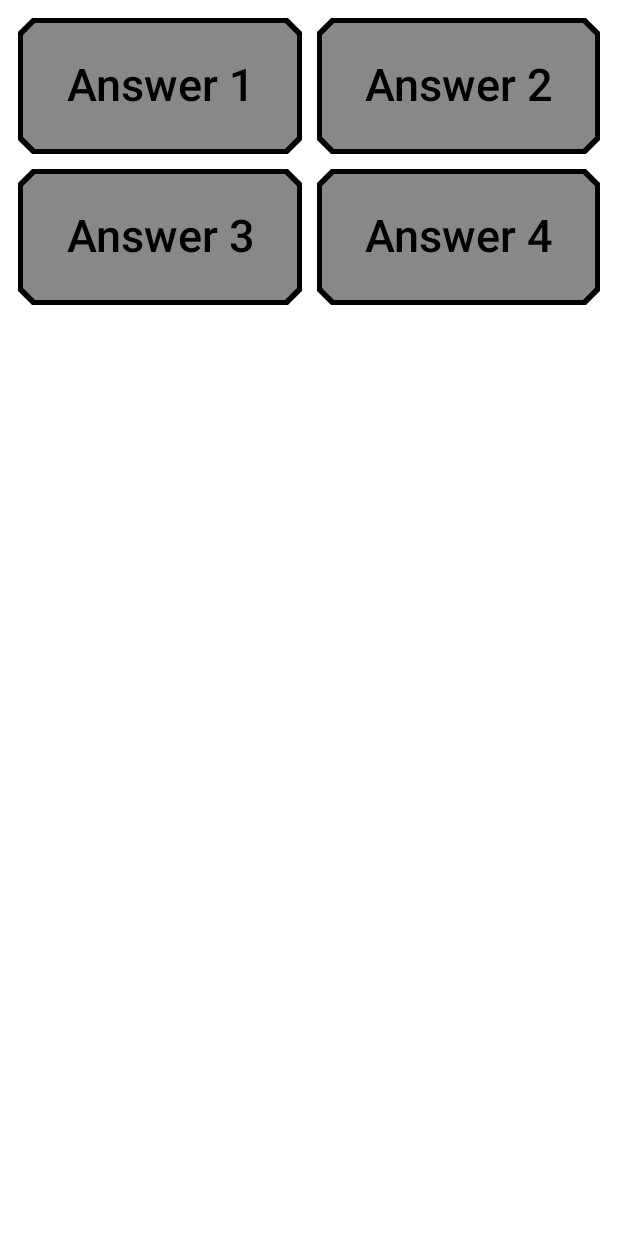
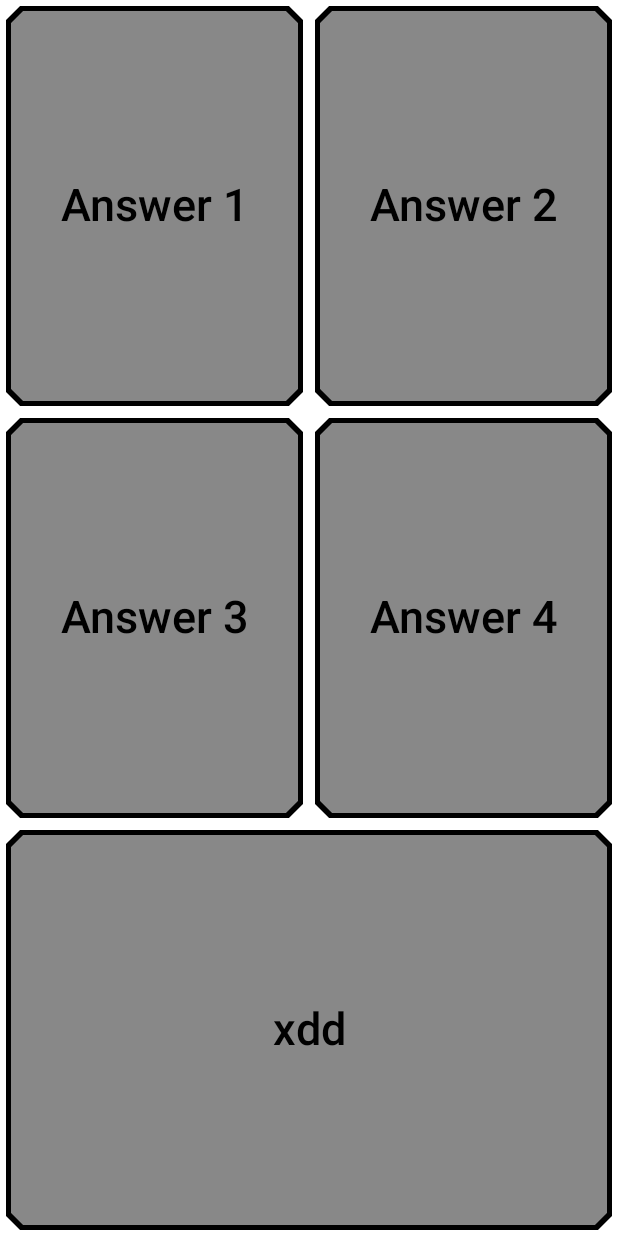
Before and after one commit to AdamPongor/HonfoglaloAndroid, an Android app built with Jetpack Compose: the @Preview function AnswerPickerPreview, on a phone screen of 412 x 824 dp. Run offline under Robolectric (Android 15) with nearby library versions, the phone set to English and light mode, and no system bars; network calls fail.

Commit message:
Centered playerinfo, modified Answer Picker to fill available space

```diff
--- a/app/src/main/java/bme/aut/sza/honfoglalo/ui/answerpicking/AnswerPicker.kt
+++ b/app/src/main/java/bme/aut/sza/honfoglalo/ui/answerpicking/AnswerPicker.kt
@@ -1,7 +1,12 @@
 package bme.aut.sza.honfoglalo.ui.answerpicking
 
 import androidx.compose.foundation.layout.Arrangement
+import androidx.compose.foundation.layout.Box
+import androidx.compose.foundation.layout.Column
+import androidx.compose.foundation.layout.Row
+import androidx.compose.foundation.layout.fillMaxHeight
 import androidx.compose.foundation.layout.fillMaxSize
+import androidx.compose.foundation.layout.fillMaxWidth
 import androidx.compose.foundation.layout.padding
 import androidx.compose.foundation.lazy.grid.GridCells
 import androidx.compose.foundation.lazy.grid.LazyVerticalGrid
@@ -17,17 +22,31 @@ fun AnswerPicker(
     answers: List<String>,
     modifier: Modifier = Modifier,
 ) {
-    LazyVerticalGrid(
+
+    /*LazyVerticalGrid(
         columns = GridCells.Fixed(2),
         modifier =
-            modifier
-                .fillMaxSize()
-                .padding(8.dp),
+        modifier
+            .fillMaxSize()
+            .padding(8.dp),
         verticalArrangement = Arrangement.spacedBy(2.dp),
         horizontalArrangement = Arrangement.spacedBy(2.dp),
     ) {
         items(answers) { answer ->
             AnswerButton(answer = answer)
+        }
+    }*/
+
+    Column (
+        modifier = Modifier.fillMaxSize()
+    ) {
+        for (i in answers.indices step 2){
+            Row (modifier = Modifier.fillMaxWidth().weight(1f)){
+                AnswerButton(answer = answers[i], modifier = Modifier.weight(1f))
+                if (i < answers.size-1){
+                    AnswerButton(answer = answers[i+1], modifier = Modifier.weight(1f))
+                }
+            }
         }
     }
 }
@@ -35,6 +54,6 @@ fun AnswerPicker(
 @Preview
 @Composable
 fun AnswerPickerPreview() {
-    val answers = listOf("Answer 1", "Answer 2", "Answer 3", "Answer 4")
+    val answers = listOf("Answer 1", "Answer 2", "Answer 3", "Answer 4", "xdd")
     AnswerPicker(answers = answers)
 }
--- a/app/src/main/java/bme/aut/sza/honfoglalo/ui/common/AnswerButton.kt
+++ b/app/src/main/java/bme/aut/sza/honfoglalo/ui/common/AnswerButton.kt
@@ -1,9 +1,7 @@
 package bme.aut.sza.honfoglalo.ui.common
 
 import androidx.compose.foundation.border
-import androidx.compose.foundation.layout.aspectRatio
 import androidx.compose.foundation.layout.fillMaxSize
-import androidx.compose.foundation.layout.fillMaxWidth
 import androidx.compose.foundation.layout.padding
 import androidx.compose.foundation.layout.wrapContentHeight
 import androidx.compose.foundation.shape.CutCornerShape
@@ -17,20 +15,18 @@ import androidx.compose.ui.text.style.TextAlign
 import androidx.compose.ui.tooling.preview.Preview
 import androidx.compose.ui.unit.dp
 import androidx.compose.ui.unit.sp
-import bme.aut.sza.honfoglalo.ui.theme.Tan
 
 @Composable
 fun AnswerButton(
     answer: String,
+    modifier: Modifier = Modifier,
     onClick: () -> Unit = {},
 ) {
     Button(
         onClick = { onClick() },
         shape = CutCornerShape(10.dp),
         modifier =
-            Modifier
-                .fillMaxWidth()
-                .aspectRatio(2f)
+            modifier
                 .padding(4.dp)
                 .border(width = 3.dp, color = Color.Black, shape = CutCornerShape(10.dp)),
         colors = ButtonDefaults.buttonColors(Color.Gray),
--- a/app/src/main/java/bme/aut/sza/honfoglalo/ui/common/PlayerInfo.kt
+++ b/app/src/main/java/bme/aut/sza/honfoglalo/ui/common/PlayerInfo.kt
@@ -5,6 +5,7 @@ import androidx.compose.foundation.border
 import androidx.compose.foundation.layout.Arrangement
 import androidx.compose.foundation.layout.Box
 import androidx.compose.foundation.layout.Column
+import androidx.compose.foundation.layout.fillMaxWidth
 import androidx.compose.foundation.layout.height
 import androidx.compose.foundation.layout.padding
 import androidx.compose.foundation.layout.width
@@ -42,7 +43,8 @@ fun PlayerInfo(player: Player) {
             contentAlignment = Alignment.CenterStart,
         ) {
             Column(
-                modifier = Modifier.padding(horizontal = 20.dp),
+                modifier = Modifier.padding(horizontal = 20.dp).fillMaxWidth(),
+                horizontalAlignment = Alignment.CenterHorizontally
             ) {
                 OutlinedText(
                     text = player.name,
```
